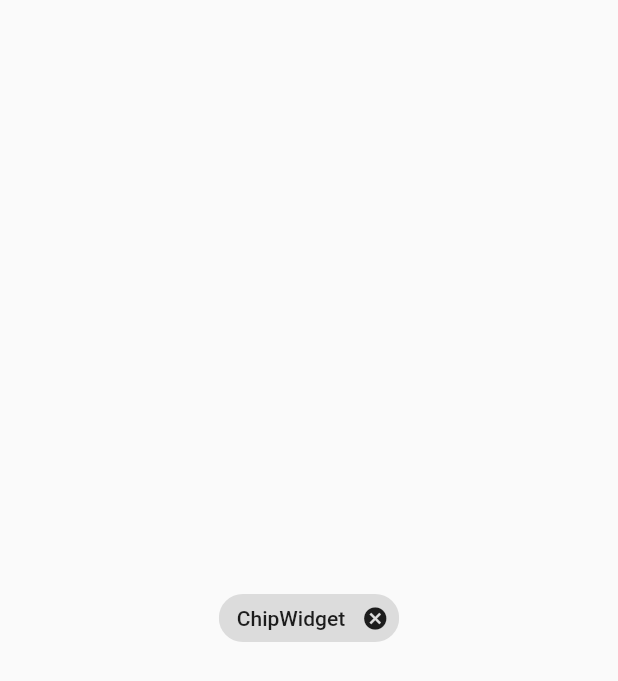
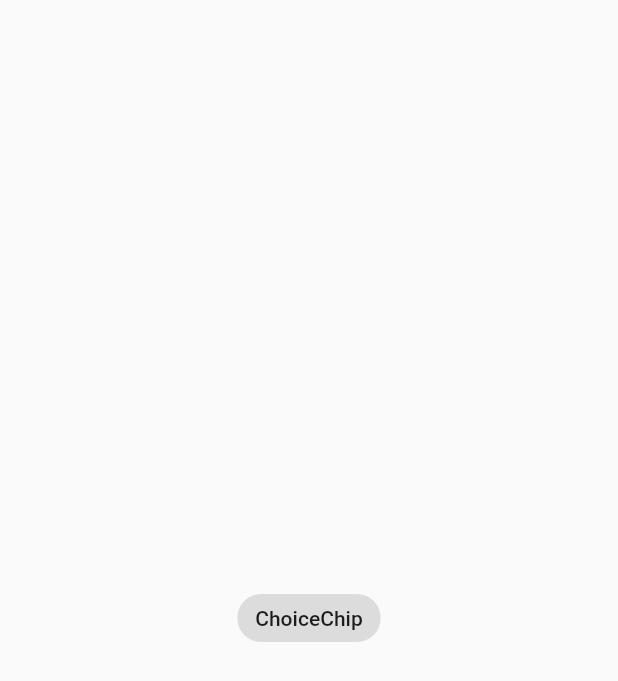
Before and after one commit to AmmarAgeeza/Flutter-Widgets, a Flutter app: the screen it shows after launch, on a phone screen of 412 x 824 dp. Shown: the top 681 px of the screen. Run offline on Flutter 3.47's test engine with Material 2 defaults, Android fonts, the phone set to English and light mode, and no system bars.

Commit message:
ChoiceChip Widget

```diff
--- a/lib/main.dart
+++ b/lib/main.dart
@@ -1,6 +1,6 @@
 import 'package:flutter/material.dart';
 
-import 'widgets/widget_029_chip.dart';
+import 'widgets/widget_030_choice_chip.dart';
 
 
 void main() {
@@ -15,7 +15,7 @@ class MyApp extends StatelessWidget {
     return const MaterialApp(
       title: 'Flutter Widgets',
       debugShowCheckedModeBanner: false,
-      home: ChipWidget(),
+      home: ChoiceChipWidget(),
     );
   }
 }
--- /dev/null
+++ b/lib/widgets/widget_030_choice_chip.dart
@@ -0,0 +1,29 @@
+import 'package:flutter/material.dart';
+
+class ChoiceChipWidget extends StatefulWidget {
+  const ChoiceChipWidget({super.key});
+
+  @override
+  State<ChoiceChipWidget> createState() => _ChoiceChipWidgetState();
+}
+
+class _ChoiceChipWidgetState extends State<ChoiceChipWidget> {
+  bool selected = false;
+  @override
+  Widget build(BuildContext context) {
+    return Scaffold(
+      body: Center(
+        child: ChoiceChip(
+          label: const Text('ChoiceChip'),
+        selected: selected,
+        selectedColor: Colors.deepOrangeAccent,
+        onSelected: (newValue){
+          setState(() {
+            selected=newValue;
+          });
+        },
+        ),
+      ),
+    );
+  }
+}
```
Also changed, not shown: 1 other file.
